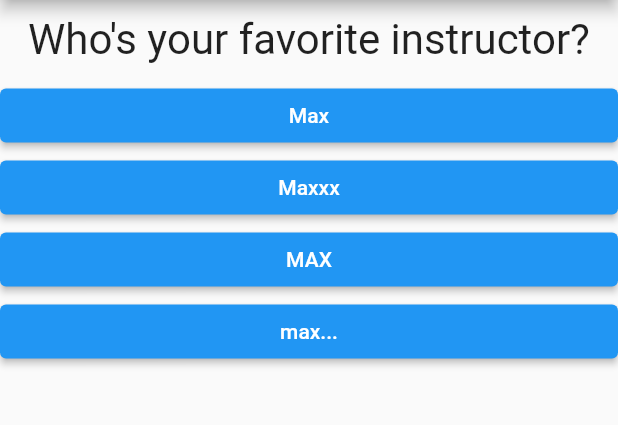
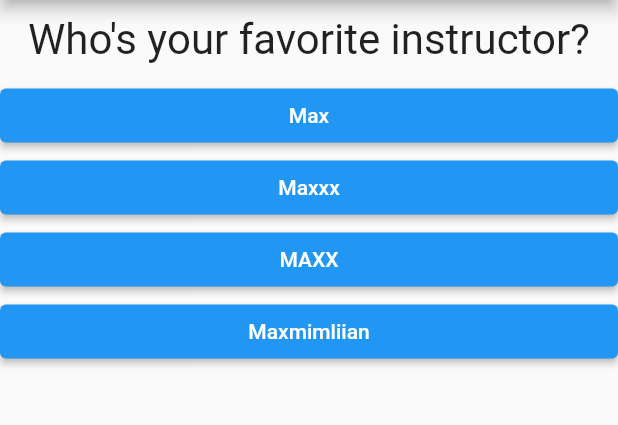
Before and after one commit to MichaelCBarilla/quiz_app, a Flutter app: the screen it shows after launch, after a tap on "Black", after a tap on "Snake", on a phone screen of 412 x 824 dp, the part 84-509 px from its top. Run offline on Flutter 3.47's test engine with Material 2 defaults, Android fonts, the phone set to English and light mode, and no system bars.

Commit message:
add score to quiz

```diff
--- a/lib/main.dart
+++ b/lib/main.dart
@@ -19,34 +19,37 @@ class _MyAppState extends State<MyApp> {
     {
       'questionText': 'What\'s your favorite color?',
       'answers': [
-        'Black',
-        'Red',
-        'Green',
-        'White',
+        {'text': 'Black', 'score': 10},
+        {'text': 'Red', 'score': 1},
+        {'text': 'Green', 'score': 5},
+        {'text': 'White', 'score': 3},
       ]
     },
     {
       'questionText': 'What\'s your favorite animal?',
       'answers': [
-        'Rabbit',
-        'Snake',
-        'Turtle',
-        'Lion',
+        {'text': 'Rabbit', 'score': 7},
+        {'text': 'Snake', 'score': 10},
+        {'text': 'Turtle', 'score': 1},
+        {'text': 'Lion', 'score': 4},
       ]
     },
     {
       'questionText': 'Who\'s your favorite instructor?',
       'answers': [
-        'Max',
-        'Maxxx',
-        'MAX',
-        'max...',
+        {'text': 'Max', 'score': 10},
+        {'text': 'Maxxx', 'score': 1},
+        {'text': 'MAXX', 'score': 6},
+        {'text': 'Maxmimliian', 'score': 2},
       ]
     },
   ];
   var _questionIndex = 0;
+  var _totalScore = 0;
 
-  void _answerQuestion() {
+  void _answerQuestion(int score) {
+    _totalScore += score;
+
     setState(() {
       _questionIndex += 1;
     });
@@ -69,7 +72,7 @@ class _MyAppState extends State<MyApp> {
                 questions: _questions,
                 selectHandler: _answerQuestion,
                 questionIndex: _questionIndex)
-            : const Result(),
+            : Result(resultScore: _totalScore),
       ),
     );
   }
--- a/lib/quiz.dart
+++ b/lib/quiz.dart
@@ -4,7 +4,7 @@ import './question.dart';
 import './answer.dart';
 
 class Quiz extends StatelessWidget {
-  final VoidCallback selectHandler;
+  final void Function(int) selectHandler;
   final List<Map<String, Object>> questions;
   final int questionIndex;
 
@@ -22,10 +22,11 @@ class Quiz extends StatelessWidget {
         Question(
           questionText: questions[questionIndex]['questionText'] as String,
         ),
-        ...(questions[questionIndex]['answers'] as List<String>).map((answer) {
+        ...(questions[questionIndex]['answers'] as List<Map<String, Object>>)
+            .map((answer) {
           return Answer(
-            answerText: answer,
-            selectHandler: selectHandler,
+            answerText: answer['text'] as String,
+            selectHandler: () => selectHandler(answer['score'] as int),
           );
         }).toList()
       ],
```
Also changed, not shown: lib/result.dart (+29 -3 lines).
